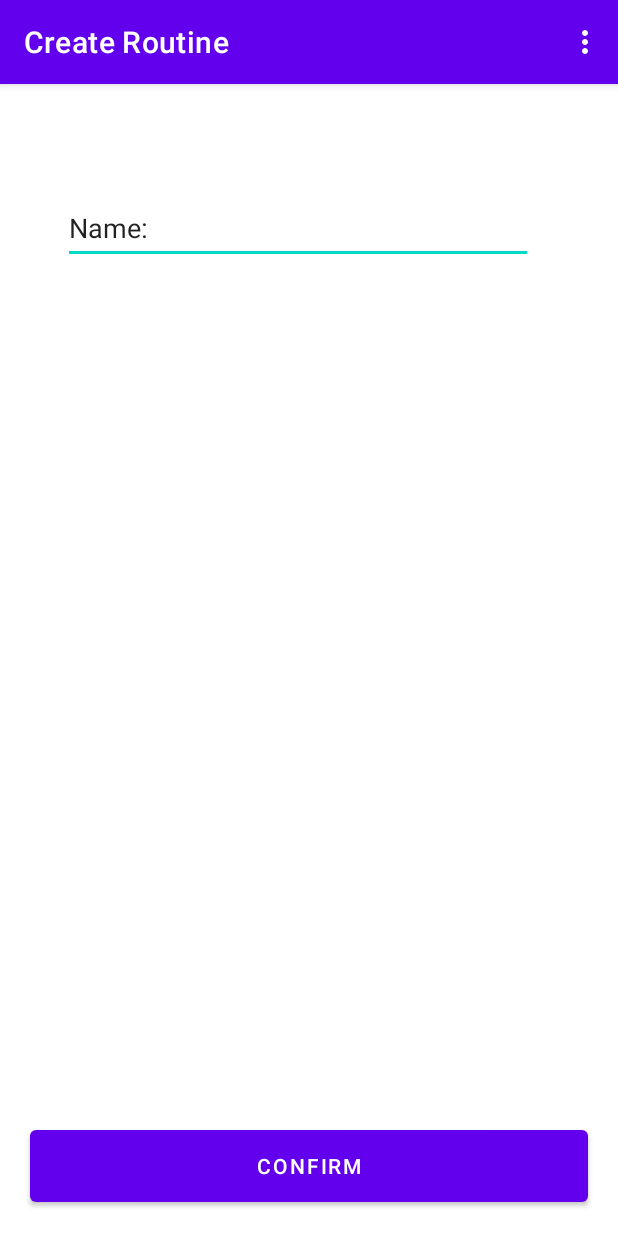
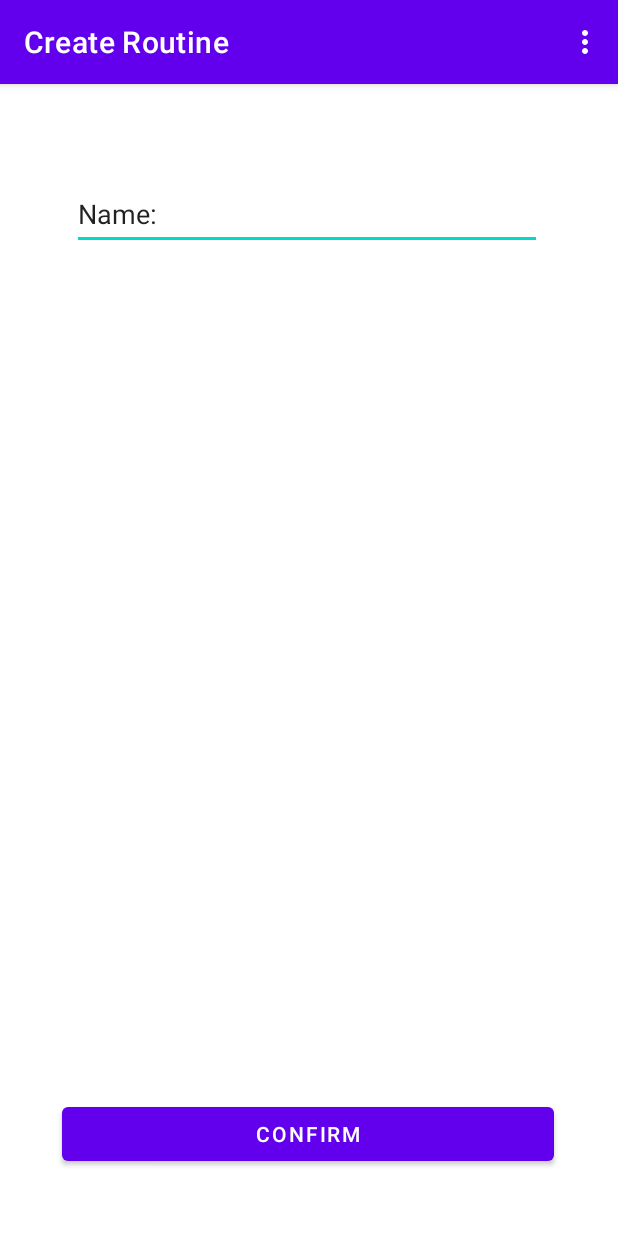
Before and after one commit to diegogvz/SoFit, an Android app: the CreateRoutine screen opened directly, with no data from a screen before it, on a phone screen of 412 x 824 dp. Run offline under Robolectric (Android 15) with nearby library versions, the light colour scheme and no system bars.

Commit message:
Nuevas modificaciones

```diff
--- a/app/build.gradle
+++ b/app/build.gradle
@@ -38,5 +38,6 @@ dependencies {
     androidTestImplementation 'androidx.test.espresso:espresso-core:3.4.0'
     implementation "androidx.gridlayout:gridlayout:1.0.0"
     implementation 'com.jjoe64:graphview:4.2.2'
+    implementation 'com.google.android.material:material:1.2.1'
 
 }
--- a/app/src/main/java/com/example/sofit/RecyclerMyRoutines.java
+++ b/app/src/main/java/com/example/sofit/RecyclerMyRoutines.java
@@ -27,10 +27,6 @@ public class RecyclerMyRoutines extends AppCompatActivity {
         setContentView(R.layout.activity_recycler_my_routines);
 
         setTitle("My Routines");
-
-        rutinas.add(new Routine("Strength"));
-        rutinas.add(new Routine("Muscle Growth"));
-        rutinas.add(new Routine("Resistance"));
 
         listRutinasView = (RecyclerView) findViewById(R.id.recylcerViewRutinas);
         listRutinasView.setHasFixedSize(true);
--- a/app/src/main/res/layout/activity_create_routine.xml
+++ b/app/src/main/res/layout/activity_create_routine.xml
@@ -15,35 +15,35 @@
         android:text="@string/name"
         app:layout_constraintBottom_toBottomOf="parent"
         app:layout_constraintEnd_toEndOf="parent"
-        app:layout_constraintHorizontal_bias="0.428"
+        app:layout_constraintHorizontal_bias="0.489"
         app:layout_constraintStart_toStartOf="parent"
         app:layout_constraintTop_toTopOf="parent"
-        app:layout_constraintVertical_bias="0.1" />
+        app:layout_constraintVertical_bias="0.087"
+        android:importantForAutofill="no" />
 
     <Button
         android:id="@+id/btnAceptar"
-        android:layout_width="fill_parent"
-        android:layout_height="@dimen/button_height"
-        android:layout_marginStart="20dp"
-        android:layout_marginEnd="20dp"
+        android:layout_width="328dp"
+        android:layout_height="48dp"
+        android:layout_marginBottom="44dp"
         android:text="@string/confirm"
         app:layout_constraintBottom_toBottomOf="parent"
         app:layout_constraintEnd_toEndOf="parent"
         app:layout_constraintHorizontal_bias="0.493"
-        app:layout_constraintStart_toStartOf="parent"
-        app:layout_constraintTop_toTopOf="parent"
-        app:layout_constraintVertical_bias="0.976" />
+        app:layout_constraintStart_toStartOf="parent" />
 
     <ImageView
         android:id="@+id/imageView3"
-        android:layout_width="fill_parent"
+        android:layout_width="307dp"
         android:layout_height="225dp"
-        app:layout_constraintBottom_toBottomOf="@+id/btnAceptar"
+        app:layout_constraintBottom_toBottomOf="parent"
         app:layout_constraintEnd_toEndOf="parent"
-        app:layout_constraintHorizontal_bias="0.0"
+        app:layout_constraintHorizontal_bias="0.461"
         app:layout_constraintStart_toStartOf="parent"
-        app:layout_constraintTop_toTopOf="parent"
-        app:layout_constraintVertical_bias="0.333"
-        tools:srcCompat="@tools:sample/avatars" />
+        app:layout_constraintTop_toBottomOf="@+id/editTextNombreRutina"
+        app:layout_constraintVertical_bias="0.145"
+        tools:ignore="ImageContrastCheck"
+        tools:srcCompat="@tools:sample/avatars"
+        android:contentDescription="TODO" />
 
 </androidx.constraintlayout.widget.ConstraintLayout>
--- a/app/src/main/res/layout/activity_edit_profile.xml
+++ b/app/src/main/res/layout/activity_edit_profile.xml
@@ -110,8 +110,8 @@
             android:id="@+id/btn_editprofile_confirm"
             android:layout_width="fill_parent"
             android:layout_height="fill_parent"
-            android:layout_marginStart="20dp"
-            android:layout_marginEnd="20dp"
+            android:layout_marginStart="@dimen/margin_for_fill_screen_elements"
+            android:layout_marginEnd="@dimen/margin_for_fill_screen_elements"
             android:layout_weight="1"
             android:text="@string/confirm" />
 
--- a/app/src/main/res/layout/activity_recycler_my_routines.xml
+++ b/app/src/main/res/layout/activity_recycler_my_routines.xml
@@ -24,8 +24,8 @@
         android:id="@+id/recylcerViewRutinas"
         android:layout_width="fill_parent"
         android:layout_height="363dp"
-        android:layout_marginStart="20dp"
-        android:layout_marginEnd="20dp"
+        android:layout_marginStart="@dimen/margin_for_fill_screen_elements"
+        android:layout_marginEnd="@dimen/margin_for_fill_screen_elements"
         android:padding="20dp"
         app:layout_constraintBottom_toBottomOf="parent"
         app:layout_constraintEnd_toEndOf="parent"
--- a/app/src/main/res/menu/menu_misrutinas.xml
+++ b/app/src/main/res/menu/menu_misrutinas.xml
@@ -1,6 +1,8 @@
 <?xml version="1.0" encoding="utf-8"?>
-<menu xmlns:app="http://schemas.android.com/apk/res-auto"
-    xmlns:android="http://schemas.android.com/apk/res/android">
+<menu
+    xmlns:android="http://schemas.android.com/apk/res/android"
+    xmlns:tools="http://schemas.android.com/tools"
+    tools:showIn="navigation_view">
 
     <item
         android:id="@+id/menuItem_misRutinas_rutinas"
```
Also changed, not shown: app/src/main/java/com/example/sofit/bbdd/MyDBHelper.java (added, +159 -0 lines), app/src/main/java/com/example/sofit/bbdd/RoutineDataSource.java (added, +108 -0 lines), app/src/main/java/com/example/sofit/model/Routine.java (+20 -7 lines).
